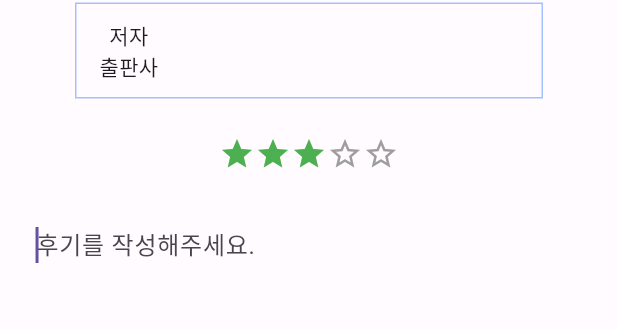
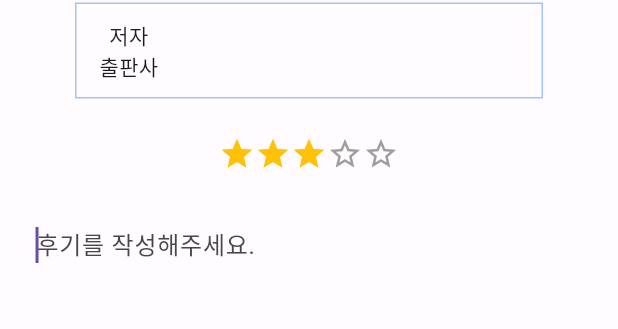
Before and after one commit to bonjin-million/momentry, a Flutter app: the BookAddBody widget shown alone on an empty page, opened directly with empty values, on a phone screen of 412 x 824 dp. Shown: the part 316-645 px from the top of the screen. Run offline on Flutter 3.47's test engine with Material 2 defaults, Android fonts, the phone set to English and light mode, and no system bars; our stand-ins replace firebase_core, firebase_crashlytics, flutter_riverpod, googleapis_auth, image_picker, logger and 5 more; missing offline and left inert: googleapis; accounts and stored records are empty; network calls fail; project files that could hold a hidden picture were left out.

Commit message:
refactor: book_list_item.dart 별점 DB 저장 타입 변경 (INTEGER -> TEXT)

```diff
--- a/lib/database/sql_database.dart
+++ b/lib/database/sql_database.dart
@@ -40,7 +40,7 @@ class SqlDatabase {
                 image TEXT,
                 publisher TEXT,
                 author TEXT,
-                star INTEGER,
+                stars TEXT,
                 date TEXT
               )
         ''';
--- a/lib/models/book/book_add_request.dart
+++ b/lib/models/book/book_add_request.dart
@@ -1,7 +1,7 @@
 class BookAddRequest {
   final String title;
   final String image;
-  final int star;
+  final List<dynamic> stars;
   final String author;
   final String publisher;
   final String content;
@@ -10,7 +10,7 @@ class BookAddRequest {
   BookAddRequest(
       {required this.title,
       required this.image,
-      required this.star,
+      required this.stars,
       required this.author,
       required this.publisher,
       required this.content,
@@ -22,13 +22,13 @@ class BookAddRequest {
         date = json['date'],
         publisher = json['publisher'],
         author = json['author'],
-        star = json['star'],
+        stars = json['stars'],
         image = json['image'];
 
   Map<String, dynamic> toMap() => {
         'title': title,
         'image': image,
-        'star': star,
+        'stars': stars.toString(),
         'author': author,
         'publisher': publisher,
         'content': content,
--- a/lib/screens/book/add/components/book_add_body.dart
+++ b/lib/screens/book/add/components/book_add_body.dart
@@ -18,7 +18,6 @@ class BookAddBody extends ConsumerStatefulWidget {
 class _BookAddBodyState extends ConsumerState<BookAddBody> {
   final _bookKey = GlobalKey<FormState>();
   List<bool> stars = List.generate(5, (index) => index < 3);
-  int star = 3;
   String content = '';
   String date = '';
 
@@ -39,7 +38,7 @@ class _BookAddBodyState extends ConsumerState<BookAddBody> {
       final newBookPost = BookAddRequest(
         title: widget.book.title,
         image: widget.book.image,
-        star: star,
+        stars: stars,
         author: widget.book.author,
         publisher: widget.book.publisher,
         content: content,
@@ -173,7 +172,6 @@ class _BookAddBodyState extends ConsumerState<BookAddBody> {
                                     }
 
                                     setState(() {
-                                      star = index + 1;
                                       stars = newStars;
                                     });
                                   },
@@ -181,8 +179,7 @@ class _BookAddBodyState extends ConsumerState<BookAddBody> {
                                     value
                                         ? Icons.star
                                         : Icons.star_border_outlined,
-                                    color:
-                                        value ? Colors.green[500] : Colors.grey,
+                                    color: value ? Colors.amber : Colors.grey,
                                   ),
                                 );
                               },
@@ -193,6 +190,12 @@ class _BookAddBodyState extends ConsumerState<BookAddBody> {
                       Container(
                         padding: const EdgeInsets.symmetric(horizontal: 24),
                         child: TextFormField(
+                          onSaved: (value) {
+                            print(value);
+                            if (value != null) {
+                              content = value;
+                            }
+                          },
                           autofocus: true,
                           maxLines: null,
                           style: const TextStyle(decorationThickness: 0),
```
Also changed, not shown: lib/screens/book/list/components/book_list_body.dart (+14 -6 lines), lib/screens/book/list/components/book_list_item.dart (+18 -2 lines).
